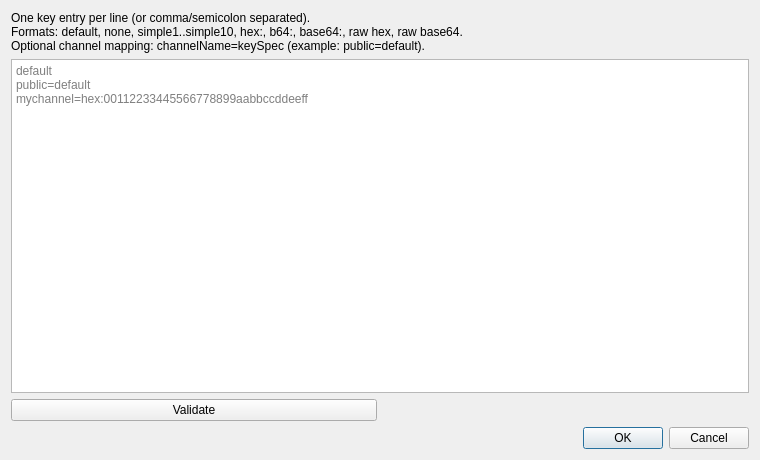
Qt form plugins/channelrx/demodmeshcore/meshcorekeysdialog.ui (gretel/sdrangel) before a commit.
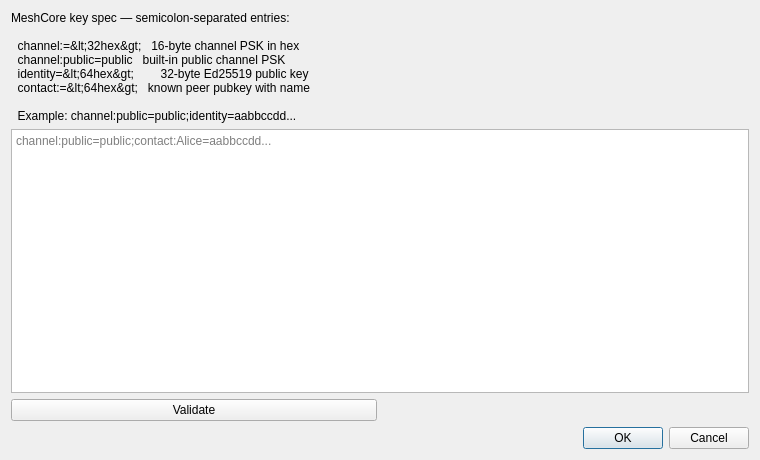
The same form after that commit.

Commit message: fix: correct MeshCore key dialog help text (remove local channel example, clean formatting)

The edit to the form file:
```diff
--- a/plugins/channelrx/demodmeshcore/meshcorekeysdialog.ui
+++ b/plugins/channelrx/demodmeshcore/meshcorekeysdialog.ui
@@ -17,9 +17,14 @@
    <item>
     <widget class="QLabel" name="helpLabel">
      <property name="text">
-      <string>One key entry per line (or comma/semicolon separated).
-Formats: default, none, simple1..simple10, hex:&lt;hex&gt;, b64:&lt;base64&gt;, base64:&lt;base64&gt;, raw hex, raw base64.
-Optional channel mapping: channelName=keySpec (example: public=default).</string>
+      <string>MeshCore key spec — semicolon-separated entries:
+
+  channel:&lt;name&gt;=&lt;32hex&gt;   16-byte channel PSK in hex
+  channel:public=public   built-in public channel PSK
+  identity=&lt;64hex&gt;        32-byte Ed25519 public key
+  contact:&lt;name&gt;=&lt;64hex&gt;   known peer pubkey with name
+
+  Example: channel:public=public;identity=aabbccdd...</string>
      </property>
      <property name="wordWrap">
       <bool>true</bool>
@@ -32,9 +37,7 @@
       <string>Enter one or more key specs used to decrypt Meshcore packets.</string>
      </property>
       <property name="placeholderText">
-       <string>default
-public=default
-mychannel=hex:00112233445566778899aabbccddeeff</string>
+       <string>channel:public=public;contact:Alice=aabbccdd...</string>
       </property>
     </widget>
    </item>
```
The commit also changes 1 other file.
